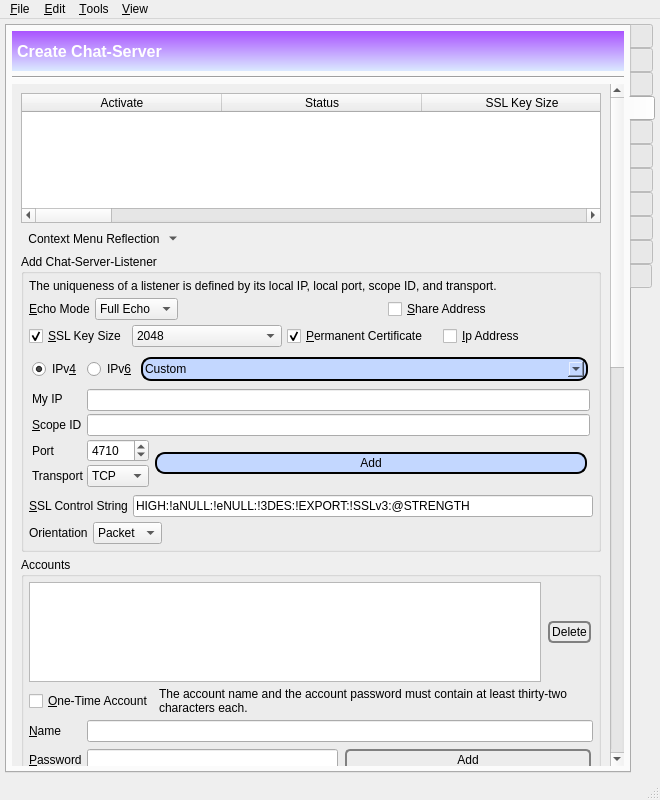
This is branches/trunk/GoldBug-UI/controlcenter.ui in textbrowser/spot-on as Qt 5 draws it before an edit. The edited form follows.
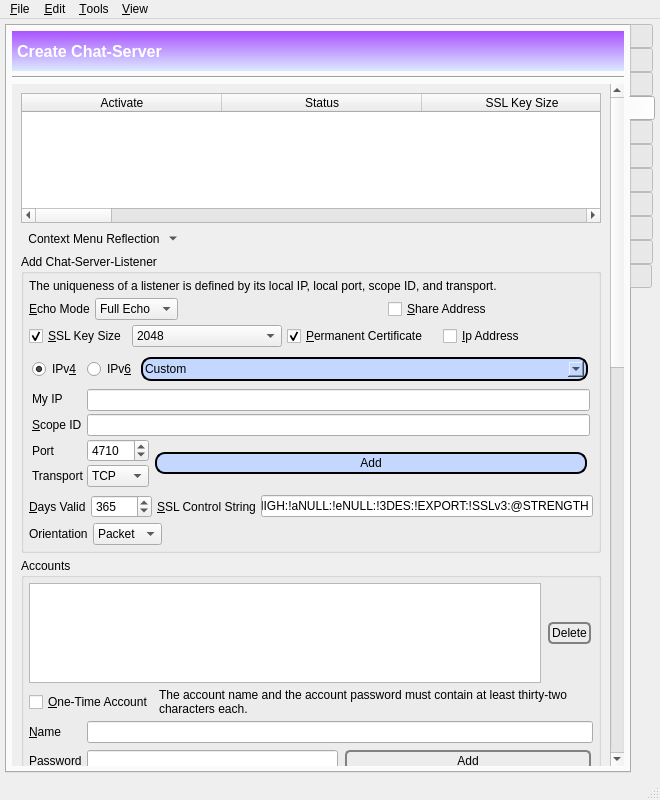
This is the edited form. The open tabs and pages were chosen to show the change. Icons and pictures are not drawn. Custom widgets are drawn as their Qt base class.

Diff of the .ui file:
```diff
--- a/branches/trunk/GoldBug-UI/controlcenter.ui
+++ b/branches/trunk/GoldBug-UI/controlcenter.ui
@@ -2768,8 +2768,8 @@
             <rect>
              <x>0</x>
              <y>0</y>
-             <width>468</width>
-             <height>1833</height>
+             <width>556</width>
+             <height>1817</height>
             </rect>
            </property>
            <layout class="QVBoxLayout" name="verticalLayout_29">
@@ -3335,6 +3335,29 @@
                    <property name="spacing">
                     <number>5</number>
                    </property>
+                   <item>
+                    <widget class="QLabel" name="label_122">
+                     <property name="text">
+                      <string>&amp;Days Valid</string>
+                     </property>
+                     <property name="buddy">
+                      <cstring>days_valid</cstring>
+                     </property>
+                    </widget>
+                   </item>
+                   <item>
+                    <widget class="QSpinBox" name="days_valid">
+                     <property name="minimum">
+                      <number>1</number>
+                     </property>
+                     <property name="maximum">
+                      <number>18250</number>
+                     </property>
+                     <property name="value">
+                      <number>365</number>
+                     </property>
+                    </widget>
+                   </item>
                    <item>
                     <widget class="QLabel" name="label_64">
                      <property name="text">
```
Left out of the diff: 3 changed lines with no effect on the pictures.
